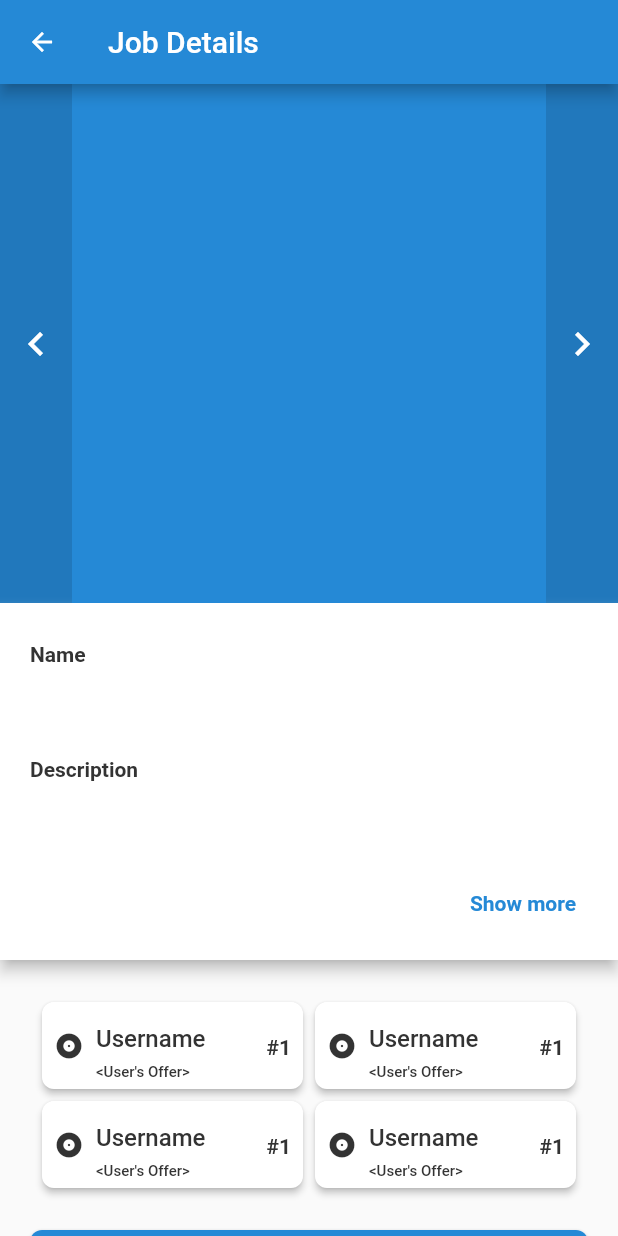
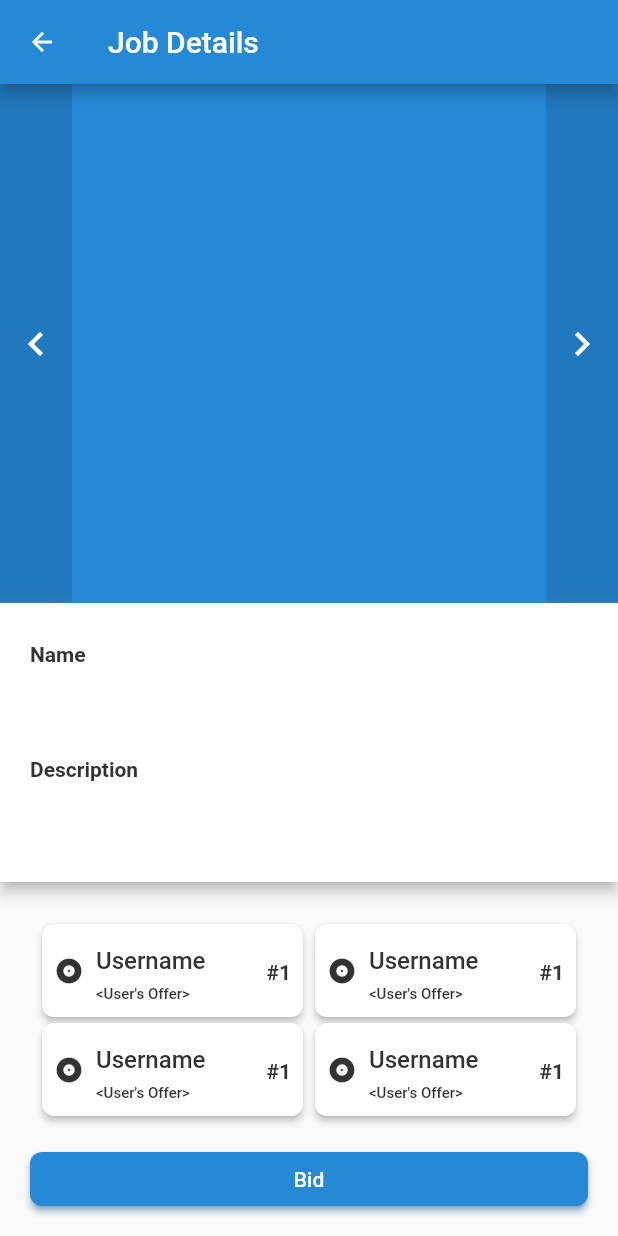
Before and after one commit to PC-Chair-Fight/project-frontend, a Flutter app: the JobDetailsScreen screen opened directly with empty values, scrolled down 54 dp, on a phone screen of 412 x 824 dp. Run offline on Flutter 3.47's test engine with Material 2 defaults, Android fonts, the phone set to English and light mode, and no system bars; our stand-ins replace dio, get_it, shared_preferences; missing offline and left inert: date_range_form_field; accounts and stored records are empty.

Commit message:
Finished responsive UI

```diff
--- a/lib/l10n/intl_en.arb
+++ b/lib/l10n/intl_en.arb
@@ -51,6 +51,7 @@
   "JobDetailsScreen_no_description": "(No description)",
   "JobDetailsScreen_show_more": "Show more",
   "JobDetailsScreen_show_less": "Show less",
+  "JobDetailsScreen_bid_button": "Bid",
   "@JobSortFilterCard": {
   },
   "JobSortFilterCard_clearButton": "Clear",
--- a/lib/modules/job/widgets/job_card.widget.dart
+++ b/lib/modules/job/widgets/job_card.widget.dart
@@ -51,7 +51,10 @@ class JobCard extends StatelessWidget {
             ),
             SizedBox(height: ThemeConfig.of(context).smallSpacing),
             TextButton(
-              onPressed: () => Navigator.pushNamed(context, JobDetailsScreen.route, arguments: Job( // TODO remove this mock job
+              onPressed: () => Navigator.pushNamed(
+                  context, JobDetailsScreen.route,
+                  arguments: Job(
+                      // TODO remove this mock job + request to job details endpoint
                       name: 'Name',
                       description:
                           'Lorem ipsum dolor sit amet, consectetur adipiscing elit, '
@@ -67,8 +70,7 @@ class JobCard extends StatelessWidget {
                         'https://picsum.photos/seed/2/600/400',
                         'https://picsum.photos/seed/3/600/400',
                         'https://picsum.photos/seed/4/600/400',
-                  ].map((url) => JobImage(url: url)).toList()
-              )),
+                      ].map((url) => JobImage(url: url)).toList())),
               child: Row(
                 mainAxisSize: MainAxisSize.min,
                 children: [
--- a/lib/modules/job/widgets/job_description.widget.dart
+++ b/lib/modules/job/widgets/job_description.widget.dart
@@ -41,29 +41,64 @@ class _JobDescriptionState extends State<JobDescription> {
               style: ThemeConfig.of(context).subtitle2,
             ),
             SizedBox(height: ThemeConfig.of(context).mediumSpacing),
+            LayoutBuilder(
+              builder: (context, size) {
+                final text = widget.description ??
+                    S.of(context).JobDetailsScreen_no_description;
+                final style = ThemeConfig.of(context).body1;
+                final painter = TextPainter(
+                  maxLines: 2,
+                  textAlign: TextAlign.left,
+                  textDirection: TextDirection.ltr,
+                  text: TextSpan(
+                    text: text,
+                    style: style,
+                  ),
+                );
+                painter.layout(maxWidth: size.maxWidth);
+
+                return Column(
+                  mainAxisSize: MainAxisSize.min,
+                  crossAxisAlignment: CrossAxisAlignment.stretch,
+                  children: [
                     Text(
-              widget.description ??
-                  S.of(context).JobDetailsScreen_no_description,
-              style: ThemeConfig.of(context).body1,
+                      text,
+                      style: style,
                       maxLines: _showingDescription ? null : 2,
                       overflow: _showingDescription
                           ? TextOverflow.visible
                           : TextOverflow.ellipsis,
-            ),
-            SizedBox(height: ThemeConfig.of(context).mediumSpacing),
+                    )
+                  ]..addAll(
+                      painter.didExceedMaxLines
+                          ? [
+                              SizedBox(
+                                  height:
+                                      ThemeConfig.of(context).mediumSpacing),
                               Align(
                                 alignment: Alignment.centerRight,
                                 child: TextButton(
                                   onPressed: () => setState(
-                  () => _showingDescription = !_showingDescription,
+                                    () => _showingDescription =
+                                        !_showingDescription,
                                   ),
                                   child: Text(
                                     _showingDescription
-                      ? S.of(context).JobDetailsScreen_show_less
-                      : S.of(context).JobDetailsScreen_show_more,
+                                        ? S
+                                            .of(context)
+                                            .JobDetailsScreen_show_less
+                                        : S
+                                            .of(context)
+                                            .JobDetailsScreen_show_more,
                                   ),
                                 ),
                               )
+                            ]
+                          : [],
+                    ),
+                );
+              },
+            ),
           ],
         ),
       ),
--- a/lib/modules/job/widgets/job_details.widget.dart
+++ b/lib/modules/job/widgets/job_details.widget.dart
@@ -28,36 +28,6 @@ class _JobDetailsState extends State<JobDetails> {
     final wideLayout = MediaQuery.of(context).size.width > 1100;
     final smallLayout = MediaQuery.of(context).size.width < 800;
 
-    // common widgets
-    final carousel = ImageCarouselWidget(
-        height: 400,
-        images: (widget.job.images ?? [])
-            .where((image) => image.url != null)
-            .map((image) => NetworkImage(image.url!))
-            .toList());
-    final bidGridView = GridView.count(
-      crossAxisSpacing: ThemeConfig.of(context).smallSpacing,
-      mainAxisSpacing: ThemeConfig.of(context).smallSpacing,
-      childAspectRatio: 3,
-      // TODO somehow compute this
-      shrinkWrap: true,
-      primary: false,
-      padding: EdgeInsets.all(
-        ThemeConfig.of(context).smallSpacing,
-      ),
-      crossAxisCount: 2,
-      children: [
-        BidderCardWidget(),
-        BidderCardWidget(),
-        BidderCardWidget(),
-        BidderCardWidget(),
-      ].map((w) => Center(child: w)).toList(), // TODO fill with fetched bids
-    );
-    final bidButton = ElevatedButton(
-      onPressed: () {},
-      child: Text('Bid'),
-    );
-
     // setup differentiated based on platform (web or not)
     return smallLayout
         ? CustomScrollView(
@@ -65,7 +35,7 @@ class _JobDetailsState extends State<JobDetails> {
               SliverAppBar(
                   automaticallyImplyLeading: false,
                   expandedHeight: 400,
-                  flexibleSpace: carousel),
+                  flexibleSpace: _carousel(context)),
               SliverToBoxAdapter(
                 child: Container(
                   child: Column(
@@ -78,12 +48,12 @@ class _JobDetailsState extends State<JobDetails> {
                       Padding(
                         padding:
                             EdgeInsets.all(ThemeConfig.of(context).appMargin),
-                        child: bidGridView,
+                        child: _bidGridView(context),
                       ),
                       Padding(
                         padding: EdgeInsets.symmetric(
                             horizontal: ThemeConfig.of(context).appMargin),
-                        child: bidButton,
+                        child: _bidButton(context),
                       ),
                       SizedBox(
                         height: ThemeConfig.of(context).appMargin,
@@ -120,7 +90,7 @@ class _JobDetailsState extends State<JobDetails> {
                                 child: Column(
                                   mainAxisSize: MainAxisSize.min,
                                   children: [
-                                    carousel,
+                                    _carousel(context),
                                     JobDescription(
                                       name: widget.job.name,
                                       description: widget.job.description,
@@ -142,8 +112,8 @@ class _JobDetailsState extends State<JobDetails> {
                                 crossAxisAlignment: CrossAxisAlignment.stretch,
                                 mainAxisSize: MainAxisSize.min,
                                 children: [
-                                  bidGridView,
-                                  bidButton,
+                                  _bidGridView(context),
+                                  _bidButton(context),
                                 ],
                               ),
                             ),
@@ -154,60 +124,113 @@ class _JobDetailsState extends State<JobDetails> {
                   ),
                 ),
               )
-            : Container(); // TODO
-    // SingleChildScrollView(
-    //             child: ConstrainedBox(
-    //               constraints: BoxConstraints(
-    //                 minHeight: MediaQuery.of(context).size.height,
-    //               ),
-    //               child: Center(
-    //                 child: Column(
-    //                   mainAxisSize: MainAxisSize.min,
-    //                   crossAxisAlignment: CrossAxisAlignment.start,
-    //                   children: [
-    //                     Flexible(
-    //                       child: ConstrainedBox(
-    //                         constraints: BoxConstraints(
-    //                           maxWidth:
-    //                               ThemeConfig.of(context).appMediumWidth,
-    //                         ),
-    //                         child: Card(
-    //                           clipBehavior: Clip.antiAlias,
-    //                           child: Column(
-    //                             mainAxisSize: MainAxisSize.min,
-    //                             children: [
-    //                               carousel,
-    //                               JobDescription(
-    //                                 name: widget.job.name,
-    //                                 description: widget.job.description,
-    //                               )
-    //                             ],
-    //                           ),
-    //                         ),
-    //                       ),
-    //                     ),
-    //                     SizedBox(
-    //                       width: ThemeConfig.of(context).mediumSpacing,
-    //                     ),
-    //                     Flexible(
-    //                       child: ConstrainedBox(
-    //                         constraints: BoxConstraints(
-    //                           maxWidth: ThemeConfig.of(context).appSmallWidth,
-    //                         ),
-    //                         child: Column(
-    //                           crossAxisAlignment: CrossAxisAlignment.stretch,
-    //                           mainAxisSize: MainAxisSize.min,
-    //                           children: [
-    //                             bidGridView,
-    //                             bidButton,
-    //                           ],
-    //                         ),
-    //                       ),
-    //                     )
-    //                   ],
-    //                 ),
-    //               ),
-    //             ),
-    //           );
+            : SingleChildScrollView(
+                child: ConstrainedBox(
+                  constraints: BoxConstraints(
+                    minHeight: MediaQuery.of(context).size.height,
+                  ),
+                  child: Center(
+                    child: Padding(
+                      padding: EdgeInsets.symmetric(
+                        horizontal: ThemeConfig.of(context).appMargin,
+                      ),
+                      child: Column(
+                        mainAxisSize: MainAxisSize.min,
+                        crossAxisAlignment: CrossAxisAlignment.start,
+                        children: [
+                          Flexible(
+                            child: ConstrainedBox(
+                              constraints: BoxConstraints(
+                                maxWidth:
+                                    ThemeConfig.of(context).appMediumWidth,
+                              ),
+                              child: Card(
+                                clipBehavior: Clip.antiAlias,
+                                child: Column(
+                                  mainAxisSize: MainAxisSize.min,
+                                  children: [
+                                    _carousel(context),
+                                    JobDescription(
+                                      name: widget.job.name,
+                                      description: widget.job.description,
+                                    )
+                                  ],
+                                ),
+                              ),
+                            ),
+                          ),
+                          SizedBox(
+                            height: ThemeConfig.of(context).mediumSpacing,
+                          ),
+                          Flexible(
+                            child: ConstrainedBox(
+                              constraints: BoxConstraints(
+                                maxWidth:
+                                    ThemeConfig.of(context).appMediumWidth,
+                              ),
+                              child: Column(
+                                crossAxisAlignment: CrossAxisAlignment.stretch,
+                                mainAxisSize: MainAxisSize.min,
+                                children: [
+                                  _bidGridView(context),
+                                  _bidButton(context),
+                                ],
+                              ),
+                            ),
+                          )
+                        ],
+                      ),
+                    ),
+                  ),
+                ),
+              );
+  }
+
+  Widget _carousel(BuildContext context) {
+    return ImageCarouselWidget(
+      height: 400,
+      images: (widget.job.images ?? [])
+          .where((image) => image.url != null)
+          .map((image) => NetworkImage(image.url!))
+          .toList(),
+    );
+  }
+
+  Widget _bidGridView(BuildContext context) {
+    return GridView.count(
+      crossAxisSpacing: ThemeConfig.of(context).smallSpacing,
+      mainAxisSpacing: ThemeConfig.of(context).smallSpacing,
+      childAspectRatio: 3,
+      // TODO somehow compute this
+      shrinkWrap: true,
+      primary: false,
+      padding: EdgeInsets.all(
+        ThemeConfig.of(context).smallSpacing,
+      ),
+      crossAxisCount: 2,
+      children: [
+        BidderCardWidget(),
+        BidderCardWidget(),
+        BidderCardWidget(),
+        BidderCardWidget(),
+      ]
+          .map(
+            (bidderCardWidget) => Center(
+              child: Column(
+                mainAxisSize: MainAxisSize.min,
+                crossAxisAlignment: CrossAxisAlignment.stretch,
+                children: [bidderCardWidget],
+              ),
+            ),
+          )
+          .toList(), // TODO fill with fetched bids
+    );
+  }
+
+  Widget _bidButton(BuildContext context) {
+    return ElevatedButton(
+      onPressed: () {}, // TODO show modal asking for bid value when modals are ready
+      child: Text(S.of(context).JobDetailsScreen_bid_button),
+    );
   }
 }
```
Also changed, not shown: lib/generated/intl/messages_en.dart, lib/generated/l10n.dart. Lines whose indentation alone changed are shown as unchanged.
